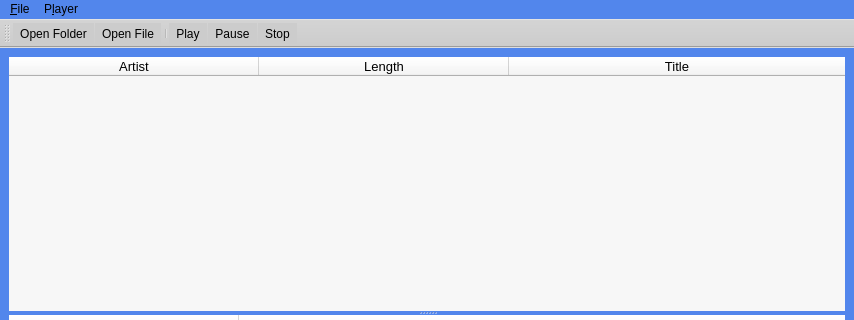
Qt form tag_editor.ui (denissemo/Music-Tag-Editor) before a commit; both pictures show x 0 to 854 and y 0 to 320 of the 854 by 599 pixel window.
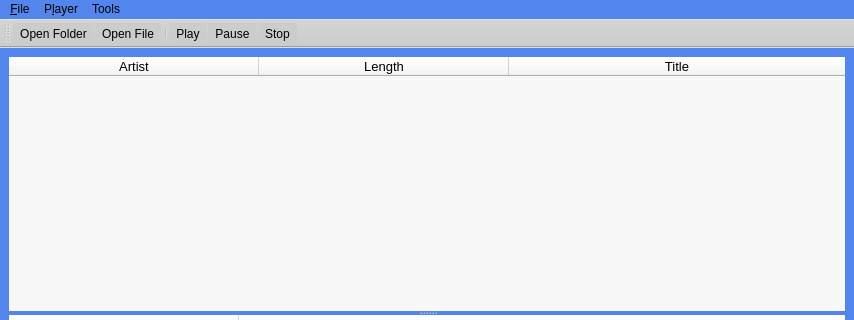
The same form after that commit. Icons and pictures are not drawn.

Commit message: add search dialog

```diff
--- a/tag_editor.ui
+++ b/tag_editor.ui
@@ -415,8 +415,15 @@
     <addaction name="actionPause"/>
     <addaction name="actionStop"/>
    </widget>
+   <widget class="QMenu" name="menuTools">
+    <property name="title">
+     <string>Tools</string>
+    </property>
+    <addaction name="actionSearch_on_Web"/>
+   </widget>
    <addaction name="menuFile"/>
    <addaction name="menu_Player"/>
+   <addaction name="menuTools"/>
   </widget>
   <action name="actionAdd_Folder">
    <property name="checkable">
```
Left out of the diff: 15 changed lines with no effect on the pictures. The commit also changes 3 other files.
